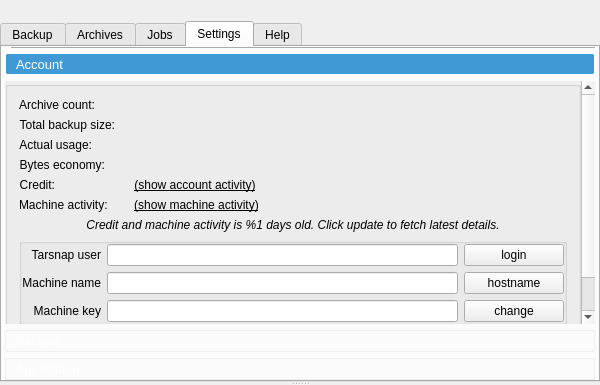
First picture: the form in forms/mainwindow.ui, repository Tarsnap/tarsnap-gui, before the edit; both pictures show x 0 to 600 and y 0 to 385 of the 600 by 600 pixel window.
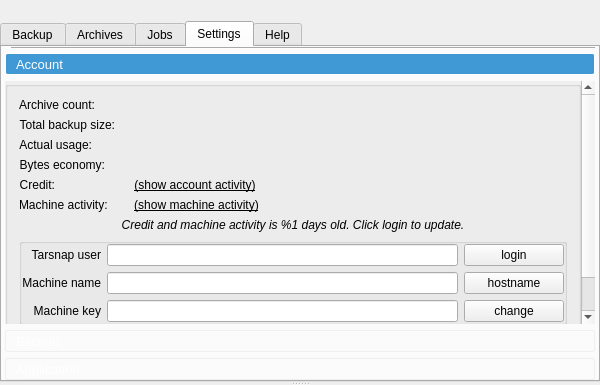
Second picture: the form after the edit. The open tabs and pages were chosen to show the change. Icons and pictures are not drawn. Custom widgets are drawn as their Qt base class.

Commit message: Text adjustment for obsolete acct. details label.

Diff of the .ui file:
```diff
--- a/forms/mainwindow.ui
+++ b/forms/mainwindow.ui
@@ -1314,7 +1314,7 @@
                        <string>Displayed credit might be out of date, click login button to fetch latest account details</string>
                       </property>
                       <property name="text">
-                       <string>Credit and machine activity is %1 days old. Click update to fetch latest details.</string>
+                       <string>Credit and machine activity is %1 days old. Click login to update.</string>
                       </property>
                       <property name="alignment">
                        <set>Qt::AlignCenter</set>
```
